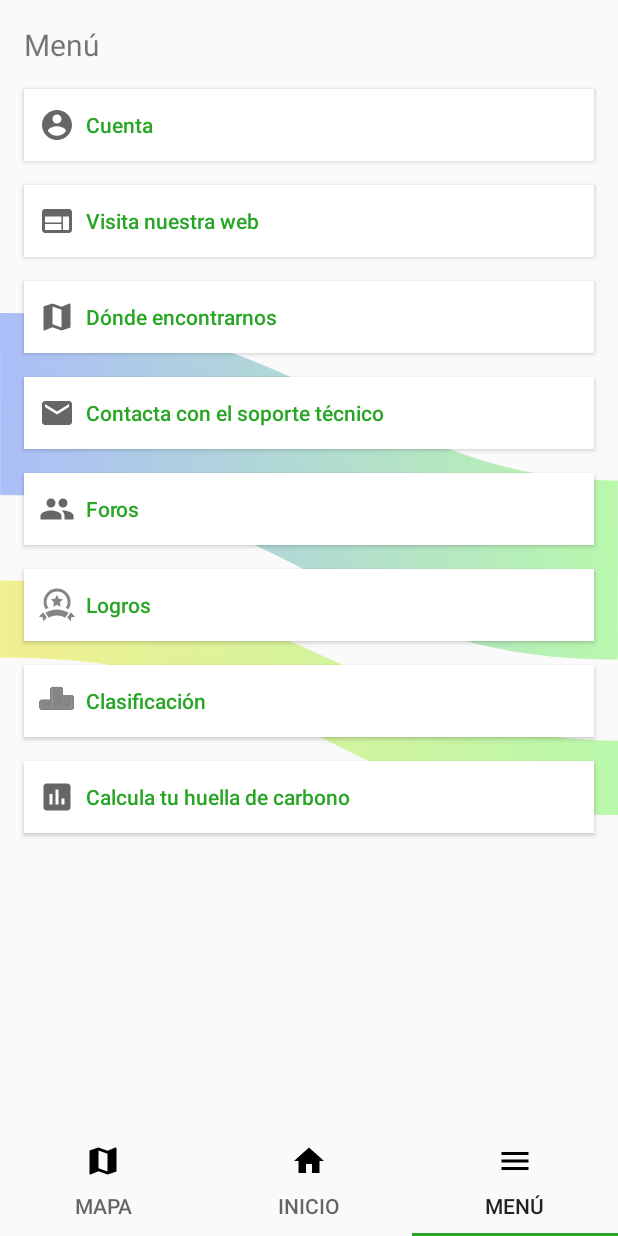
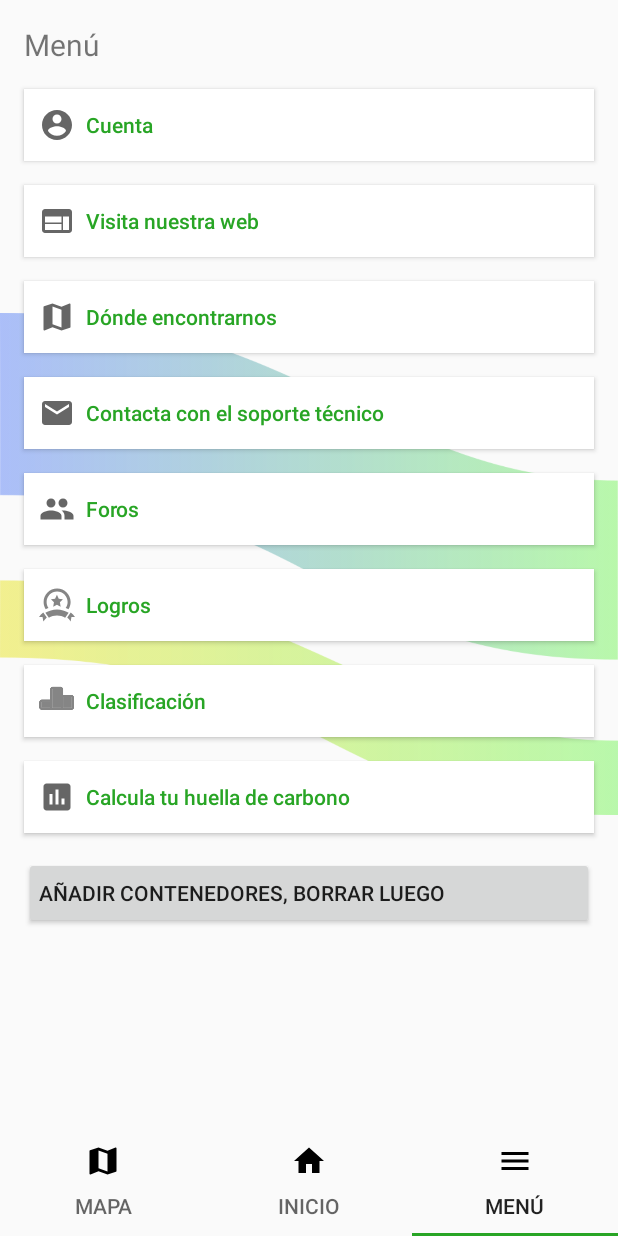
Before and after one commit to LuisLasbelin/e-contenedores, an Android app: the screen it shows after launch once a user with an empty profile is signed in (MainActivity), item 3 of the bottom bar chosen, on a phone screen of 412 x 824 dp. Run offline under Robolectric (Android 15) with nearby library versions, the light colour scheme and no system bars; our stand-ins replace Firebase (no records; nobody signed in at launch, a user with empty details on screens opened directly); libraries missing offline, so code that uses them is left out: com.firebase.ui, com.google.zxing.integration; 2 statements that could not run were skipped.

Commit message:
Añadido lo de añadir contenedores (El diseño del botón está mal aposta)

```diff
--- a/Android/app/src/main/java/com/example/recycle/activity/LoginActivity.java
+++ b/Android/app/src/main/java/com/example/recycle/activity/LoginActivity.java
@@ -35,10 +35,10 @@ public class LoginActivity extends AppCompatActivity {
         login();
     }
     private void login() {
-        FirebaseUser usuario = FirebaseAuth.getInstance().getCurrentUser();
-        FirebaseFirestore db = FirebaseFirestore.getInstance();
+        final FirebaseUser usuario = FirebaseAuth.getInstance().getCurrentUser();
+        final FirebaseFirestore db = FirebaseFirestore.getInstance();
         if (usuario != null && usuario.isEmailVerified()) {
-            Activity activity = this;
+            final Activity activity = this;
 
             db.collection("usuarios").document(FirebaseAuth.getInstance().getCurrentUser().getEmail()).collection("logros").document("Bienvenido")
                     .get().addOnCompleteListener(new OnCompleteListener<DocumentSnapshot>() {
--- a/Android/app/src/main/java/com/example/recycle/activity/MainActivity.java
+++ b/Android/app/src/main/java/com/example/recycle/activity/MainActivity.java
@@ -280,6 +280,7 @@ public class MainActivity extends AppCompatActivity implements
                                 .defaultMarker(BitmapDescriptorFactory.HUE_RED)))
                         .setTitle(cubo.getNombre());
             }
+            map.moveCamera(CameraUpdateFactory.newLatLngZoom(currentPosition, 18));
 
             db.collection("contenedores").get().addOnCompleteListener(new OnCompleteListener<QuerySnapshot>() {
                 @Override
@@ -492,4 +493,9 @@ public class MainActivity extends AppCompatActivity implements
         startActivity(i);
     }
 
+    //TODO: Borrar luego, SOLO PARA LA VERSIÓN DE ADMIN, el botón está en tab3.xml
+    public void lanzarAñadirContenedores(View view) {
+        Intent i = new Intent(this, ActividadContenedoresCalle.class);
+        startActivity(i);
+    }
 }
--- a/Android/app/src/main/res/layout/tab3.xml
+++ b/Android/app/src/main/res/layout/tab3.xml
@@ -196,4 +196,20 @@
         app:layout_constraintStart_toStartOf="@+id/btn_perfil6"
         app:layout_constraintTop_toBottomOf="@+id/btn_perfil6" />
 
+    <Button
+        android:id="@+id/btn_contenedores"
+        android:layout_width="0dp"
+        android:layout_height="wrap_content"
+        android:layout_marginTop="16dp"
+        android:drawablePadding="7dp"
+        android:onClick="lanzarAñadirContenedores"
+        android:padding="10dp"
+        android:text="AÑADIR CONTENEDORES, BORRAR LUEGO"
+        android:textAlignment="viewStart"
+        android:textAllCaps="false"
+        app:layout_constraintEnd_toEndOf="@+id/btn_perfil6"
+        app:layout_constraintHorizontal_bias="0.0"
+        app:layout_constraintStart_toStartOf="@+id/btn_perfil6"
+        app:layout_constraintTop_toBottomOf="@+id/btn_calculadora" />
+
 </androidx.constraintlayout.widget.ConstraintLayout>
```
Also changed, not shown: Android/app/src/main/java/com/example/recycle/activity/ActividadContenedoresCalle.java (added, +64 -0 lines), Android/app/src/main/res/layout/activity_contenedores_calle.xml (added, +119 -0 lines).
